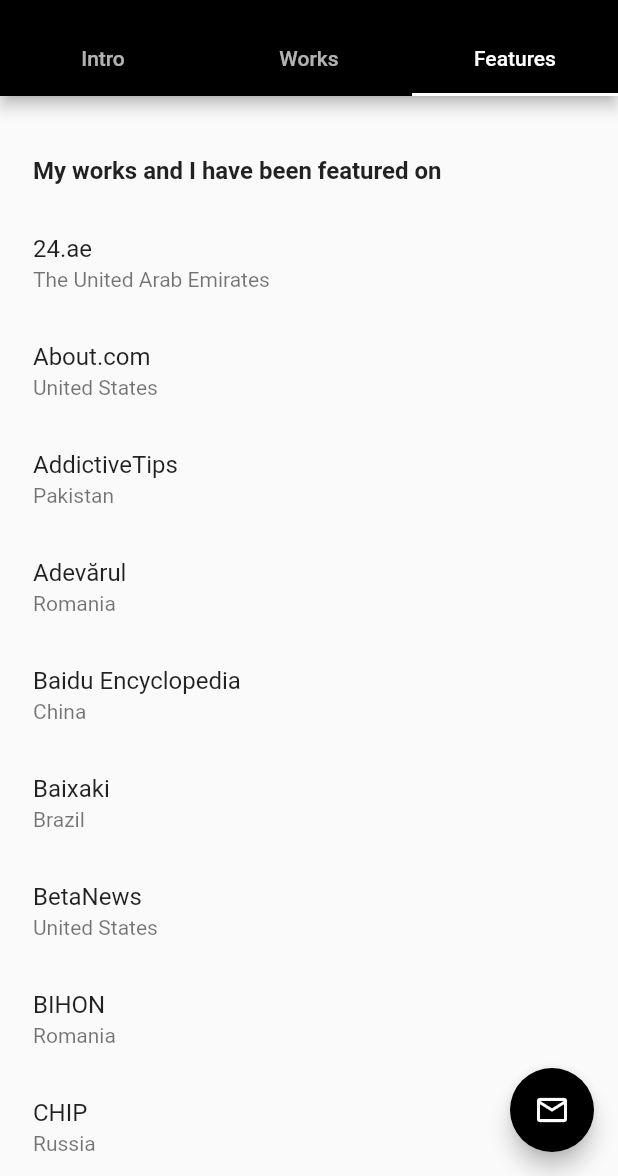
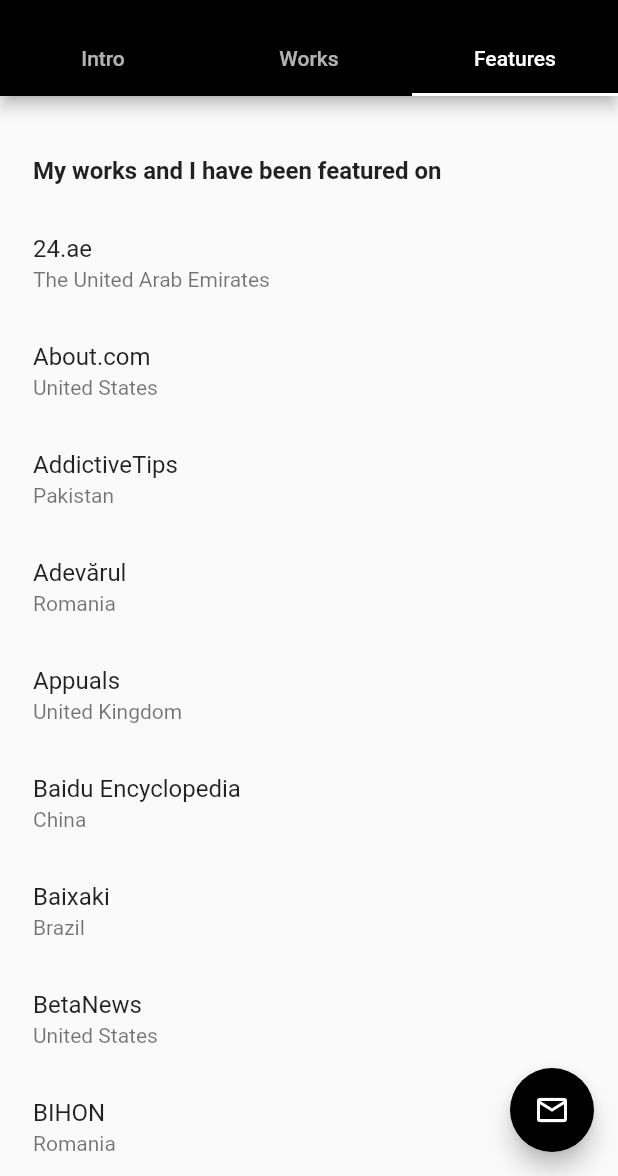
Before and after one commit to horatiudotme/2020.horatiu.me, a Flutter app: the screen it shows after launch, tab 3 chosen, on a phone screen of 412 x 824 dp, the part 60-1236 px from its top. Run offline on Flutter 3.47's test engine with Material 2 defaults, Android fonts, the phone set to English and light mode, and no system bars.

Commit message:
Add more features

```diff
--- a/lib/content/features/main_features.dart
+++ b/lib/content/features/main_features.dart
@@ -22,6 +22,11 @@
     country: 'Romania',
     url:
         'https://adevarul.ro/locale/oradea/programe-out-of-the-box-calculatoare-realizate-informatician-roman-recomandate-lifehacker-1_50ada3517c42d5a6639881db/index.html',
+  ),
+  const FeatureItem(
+    name: 'Appuals',
+    country: 'United Kingdom',
+    url: 'https://appuals.com/the-5-best-software-to-fix-dead-stuck-pixels-on-your-windows-pc/',
   ),
   const FeatureItem(
     name: 'Baidu Encyclopedia',
@@ -107,6 +112,11 @@
     country: 'Spain',
     url:
         'https://www.elespanol.com/omicrono/software/20160124/descubrir-reparar-pixeles-atascados-muertos-monitor/96990347_0.html',
+  ),
+  const FeatureItem(
+    name: 'EL PAÍS',
+    country: 'Spain',
+    url: 'https://cincodias.elpais.com/cincodias/2017/02/03/lifestyle/1486147156_449041.html',
   ),
   const FeatureItem(
     name: 'Entrepreneur',
@@ -224,6 +234,11 @@
     url: 'https://archive.org/details/pc_space_09-2001',
   ),
   const FeatureItem(
+    name: 'Quantrimang.com',
+    country: 'Vietnam',
+    url: 'https://quantrimang.com/xu-ly-vet-xuoc-va-diem-chet-tren-man-hinh-laptop-48259',
+  ),
+  const FeatureItem(
     name: 'Racunalo.com',
     country: 'Croatia',
     url:
@@ -317,6 +332,11 @@
     url: 'https://www.vector.co.jp/magazine/softnews/140326/n1403261_reviewer.html',
   ),
   const FeatureItem(
+    name: 'VICE',
+    country: 'United States',
+    url: 'https://www.vice.com/en/article/ez8zn7/what-is-a-dead-pixel-anyway',
+  ),
+  const FeatureItem(
     name: 'Vnunet',
     country: 'United Kingdom',
     url: 'https://web.archive.org/web/20020209141736/http://www.vnunet.com/Download/1115897',
@@ -336,6 +356,12 @@
     country: 'Spain',
     url:
         'https://www.xatakandroid.com/personalizacion/cinco-aplicaciones-para-poner-fondos-de-pantalla-negros-en-moviles-con-pantalla-amoled',
+  ),
+  const FeatureItem(
+    name: 'Yandex',
+    country: 'Russia',
+    url:
+        'https://zen.yandex.ru/media/mobilenews/kak-pochinit-bityi-piksel-na-liubom-ustroistve-5b7555733cef5300acf8c887',
   ),
   const FeatureItem(
     name: 'Yahoo Finance',
@@ -367,5 +393,5 @@
     name: 'Živé.sk',
     country: 'Slovakia',
     url: 'https://zive.aktuality.sk/clanok/133655/novy-softver-expresna-praca-s-archivmi-sledujeme-digitalnu-tv/',
-  )
+  ),
 ];
--- a/lib/content/features/more_features.dart
+++ b/lib/content/features/more_features.dart
@@ -1,6 +1,12 @@
 import 'feature_item.dart';
 
 const List<FeatureItem> kMoreFeatures = [
+  const FeatureItem(
+    name: 'Bihor Just',
+    country: 'Romania',
+    url:
+        'https://www.bihorjust.ro/povestea-antreprenorului-oradean-care-ajuns-sa-livreze-programe-it-pentru-departamentul-de-justitie-al-sua-si-serviciile-secrete-ale-armatei-franceze/',
+  ),
   const FeatureItem(
     name: 'Blogsdna',
     country: 'India',
@@ -70,6 +76,11 @@
     url: 'https://www.nirmaltv.com/2009/12/21/how-to-check-for-dead-pixels-on-lcd-monitors/',
   ),
   const FeatureItem(
+    name: 'Tekmoloji',
+    country: 'Turkey',
+    url: 'https://tekmoloji.com/ekrandaki-olu-bir-piksel-nasil-duzeltilir-2963/',
+  ),
+  const FeatureItem(
     name: 'YourLifeUpdated',
     country: 'Italy',
     url: 'https://www.yourlifeupdated.net/guide/come-riparare-i-pixel-bruciati-su-qualsiasi-display/',
@@ -78,5 +89,5 @@
     name: 'Zigg',
     country: 'Brazil',
     url: 'https://www.zigg.com.br/downloads/colortypist',
-  )
+  ),
 ];
```
